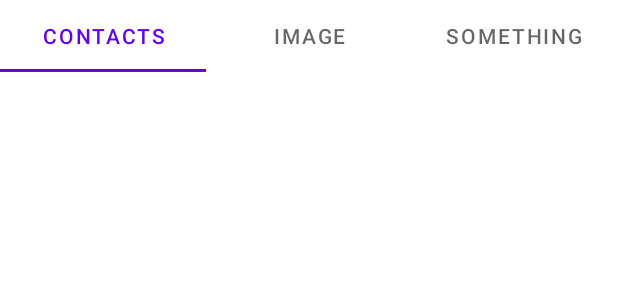
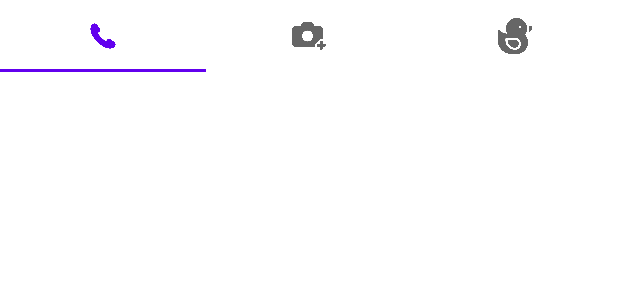
Before and after one commit to heading-2021/heading, an Android app: the layout activity_main.xml on its own in the app's theme, with its tools: preview values and no code run, on a phone screen of 412 x 824 dp. Shown: the top 300 px of the screen. Run offline under Robolectric (Android 15) with nearby library versions, the phone set to English and light mode, and no system bars.

Commit message:
feat:tab layout icon changed

```diff
--- a/app/src/main/res/drawable/image_size.xml
+++ /dev/null
@@ -1,7 +0,0 @@
-<?xml version="1.0" encoding="utf-8"?>
-<layer-list xmlns:android="http://schemas.android.com/apk/res/android">
-    <item
-        android:drawable="@drawable/image"
-        android:width="10dp"
-        android:height="10dp" />
-</layer-list>
--- a/app/src/main/res/layout/activity_main.xml
+++ b/app/src/main/res/layout/activity_main.xml
@@ -5,7 +5,6 @@
     android:layout_width="match_parent"
     android:layout_height="match_parent"
     tools:context=".MainActivity">
-
 
     <com.google.android.material.tabs.TabLayout
         android:id="@+id/tabLayout"
@@ -22,20 +21,20 @@
             android:id="@+id/tab1"
             android:layout_width="wrap_content"
             android:layout_height="wrap_content"
-            android:drawableLeft="@drawable/image_size"
-            android:text="Contacts" />
+            android:icon="@drawable/contact_icon"
+            />
 
         <com.google.android.material.tabs.TabItem
             android:id="@+id/tab2"
             android:layout_width="wrap_content"
             android:layout_height="wrap_content"
-            android:text="Image" />
+            android:icon="@drawable/image_icon" />
 
         <com.google.android.material.tabs.TabItem
             android:id="@+id/tab3"
             android:layout_width="wrap_content"
             android:layout_height="wrap_content"
-            android:text="Something" />
+            android:icon="@drawable/duck_icon" />
     </com.google.android.material.tabs.TabLayout>
 
     <FrameLayout
--- a/app/src/main/res/layout/fragment_tab1.xml
+++ b/app/src/main/res/layout/fragment_tab1.xml
@@ -13,5 +13,6 @@
             android:id="@+id/recycler_view"
             android:layout_width="match_parent"
             android:layout_height="match_parent" />
+
     </androidx.constraintlayout.widget.ConstraintLayout>
 </FrameLayout>
```
Also changed, not shown: app/src/main/res/layout/fragment_tab3.xml (+4 -3 lines), app/src/main/res/drawable/contact_icon.png (added), app/src/main/res/drawable/duck_icon.png (added), app/src/main/res/drawable/image.png (deleted), app/src/main/res/drawable/image_icon.png (added), app/src/main/res/drawable/reload_button.png (added), app/src/main/res/drawable/upload.png (added).
